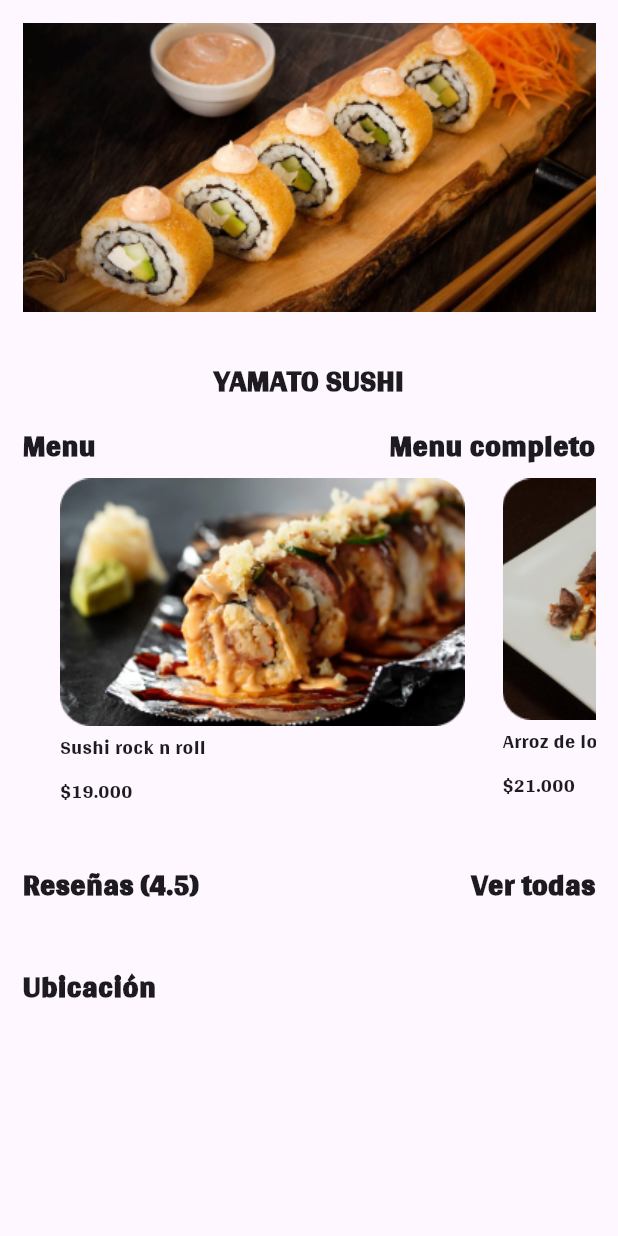
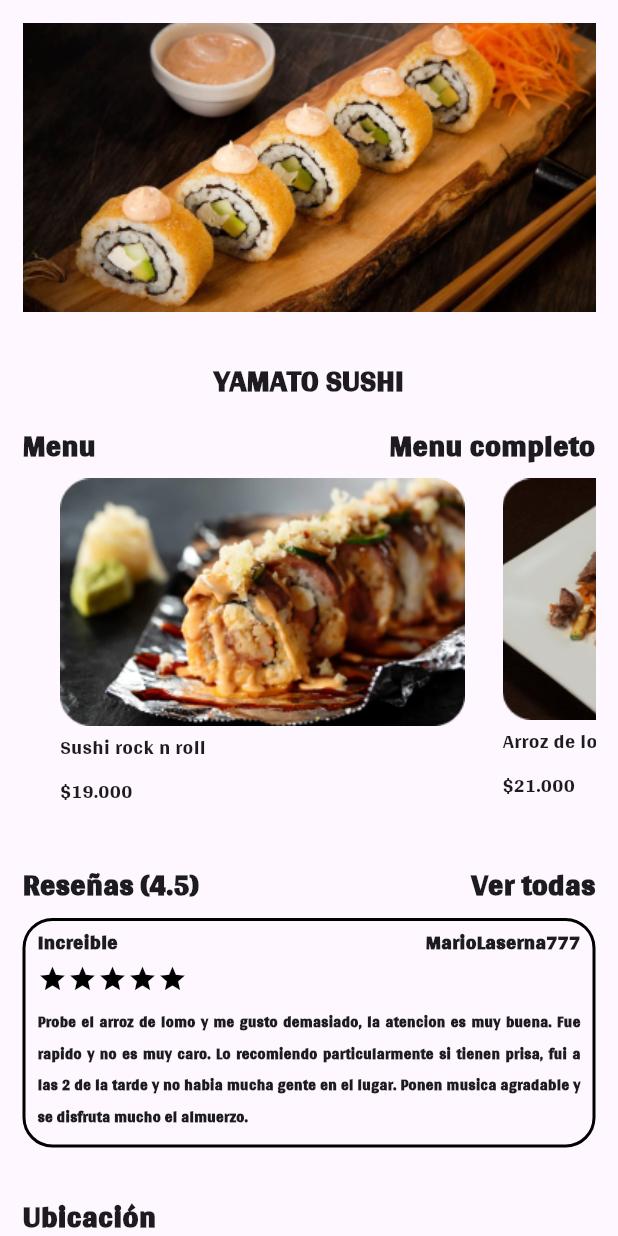
Before and after one commit to G25-Constr-Aplic-Moviles/flutter-app, a Flutter app: the RestaurantPage screen opened directly, on a phone screen of 412 x 824 dp. Run offline on Flutter 3.47's test engine with Material 3 defaults, Android fonts, the phone set to English and light mode, and no system bars; drawn by our look-alikes of flutter_rating_bar.

Commit message:
Add review model, restaurant_page and full_menu_page

```diff
--- /dev/null
+++ b/lib/models/review.dart
@@ -0,0 +1,18 @@
+class Review{
+  String title;
+  String username;
+  double numberStars;
+  String fullReview;
+
+  Review({
+    required this.title,
+    required this.username,
+    required this.numberStars,
+    required this.fullReview,
+  });
+
+  String get _title => title;
+  String get _username => username;
+  double get _numberStars => numberStars;
+  String get _fullReview => fullReview;
+}
--- a/lib/pages/restaurant_page.dart
+++ b/lib/pages/restaurant_page.dart
@@ -1,6 +1,8 @@
 import 'package:flutter/material.dart';
 import 'package:test3/components/food_booklet.dart';
 import 'package:test3/models/food.dart';
+import 'package:test3/models/review.dart';
+import 'package:flutter_rating_bar/flutter_rating_bar.dart';
 
 class RestaurantPage extends StatefulWidget {
    const RestaurantPage({super.key});
@@ -20,10 +22,15 @@ class _RestaurantPageState extends State<RestaurantPage>{
     Food(image: "assets/images/arroz_lomo.png", price: "21.000", name: "Arroz de lomo")
   ];
 
+  // reseña que se muestra principalmente
+  final reviewPreview = Review(title: "Increible", username: "MarioLaserna777", numberStars: 5.0,
+    fullReview: "Probe el arroz de lomo y me gusto demasiado, la atencion es muy buena. Fue rapido y no es muy caro. Lo recomiendo particularmente si tienen prisa, fui a las 2 de la tarde y  no habia mucha gente en el lugar. Ponen musica agradable y se disfruta mucho el almuerzo.");
+
   @override
   Widget build(BuildContext context) {
     return Scaffold(
-      body: Padding(
+      body: SingleChildScrollView(
+        child: Padding(
           padding: const EdgeInsets.all(15.0),
           child: Column(
             mainAxisAlignment: MainAxisAlignment.start,
@@ -100,6 +107,82 @@ class _RestaurantPageState extends State<RestaurantPage>{
                 ],
               ),
 
+              Container(
+                decoration: BoxDecoration(
+                  borderRadius: BorderRadius.circular(20), // Esquinas redondeadas
+                  border: Border.all(
+                    color: Colors.black, // Color del borde
+                    width: 2.0,         // Grosor del borde
+                  ),
+                ),
+                child: Column(
+                  children: [
+                    Row(
+                      mainAxisAlignment: MainAxisAlignment.spaceBetween,
+                      children: [
+                        Padding(
+                          padding: const EdgeInsets.only(left:8.0),
+                          child: Text(
+                            reviewPreview.title,
+                            style: const TextStyle(
+                                fontWeight: FontWeight.bold,
+                                fontSize: 20,
+                            ),
+                          ),
+                        ),
+                        Padding(
+                          padding: const EdgeInsets.only(right:8.0),
+                          child: Text(
+                            reviewPreview.username,
+                            style: const TextStyle(
+                                  fontWeight: FontWeight.bold,
+                                  fontSize: 20,
+                            ),
+                          ),
+                        ),
+                      ],
+                    ),
+                    Row(
+                      children: [
+                        Padding(
+                          padding: const EdgeInsets.only(left:8.0),
+                          child: RatingBarIndicator(
+                            rating: reviewPreview.numberStars,
+                            itemBuilder: (context, index) => Icon(
+                              Icons.star,
+                              color: Colors.black,
+                            ),
+                            itemCount: 5,
+                            itemSize: 20,
+                            direction: Axis.horizontal,
+                          ),
+                        ),
+                      ],
+                    ),
+
+                    Row(
+                      children: [
+                        Expanded(
+                          child:
+                          Padding(
+                            padding: const EdgeInsets.all(8.0),
+                            child: Text(
+                                      reviewPreview.fullReview,
+                                      style: const TextStyle(
+                                        fontWeight: FontWeight.bold,
+                                        fontSize: 15,
+                                      ),
+                                    textAlign: TextAlign.justify,
+                                    softWrap: true,
+                                    ),
+                          ),
+                        ),
+                      ],
+                    ),
+                  ],
+                ),
+              ),
+
               const SizedBox(height: 25),
 
               Row(
@@ -115,8 +198,19 @@ class _RestaurantPageState extends State<RestaurantPage>{
                 ],
               ),
 
+              Container(
+                decoration: BoxDecoration(
+                  borderRadius: BorderRadius.circular(20), // Esquinas redondeadas
+                  border: Border.all(
+                    color: Colors.black, // Color del borde
+                    width: 2.0,         // Grosor del borde
+                  ),
+                ),
+                child: Image.asset('assets/images/yamato_sushi_location.png'),
+              ),
             ],
           ),),
+      ),
     );
   }
 }
--- a/pubspec.yaml
+++ b/pubspec.yaml
@@ -30,6 +30,7 @@ environment:
 dependencies:
   flutter:
     sdk: flutter
+  flutter_rating_bar: ^4.0.0
 
 
   # The following adds the Cupertino Icons font to your application.
```
Also changed, not shown: lib/pages/full_menu_page.dart (+74 -0 lines), assets/images/yamato_sushi_location.png (added), pubspec.lock. Lines whose indentation alone changed are shown as unchanged.
